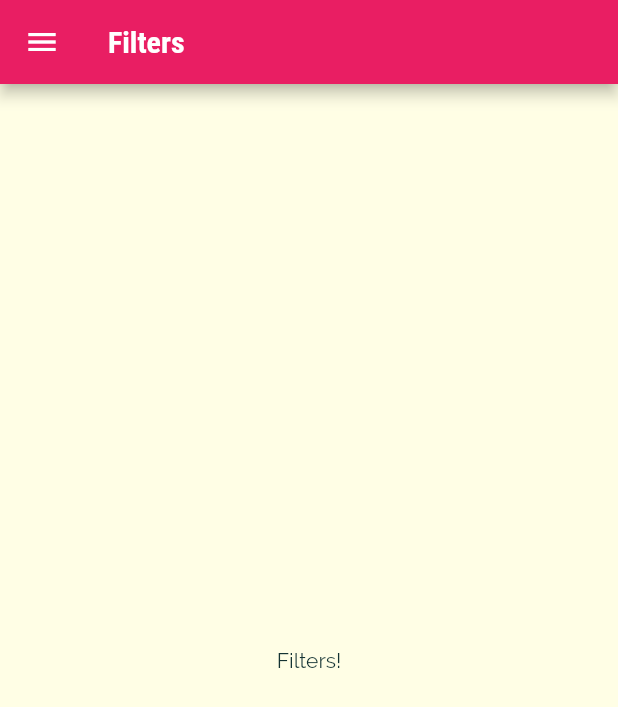
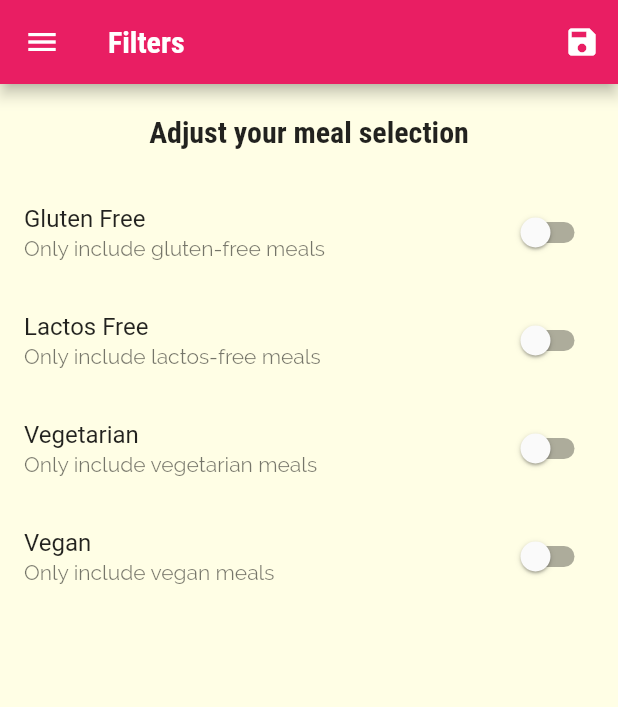
Before and after one commit to mohsin779/Meal_App_Flutter, a Flutter app: the FiltersScreen screen opened by its route, on a phone screen of 412 x 824 dp. Shown: the top 707 px of the screen. Run offline on Flutter 3.47's test engine with Material 2 defaults, Android fonts, the phone set to English and light mode, and no system bars; statements that could not run were skipped.

Commit message:
created switches to filter different meals

```diff
--- a/lib/main.dart
+++ b/lib/main.dart
@@ -1,13 +1,53 @@
 import 'package:flutter/material.dart';
+import 'package:meal_app_flutter/dummy_data.dart';
+
 import './screens/filters_screen.dart';
 import './screens/tabs_screen.dart';
 import './screens/meal_detail_screen.dart';
 import './screens/category_meals_screen.dart';
 import './screens/categories_screen.dart';
+import './dummy_data.dart';
+import './models/meal.dart';
 
 void main() => runApp(MyApp());
 
-class MyApp extends StatelessWidget {
+class MyApp extends StatefulWidget {
+  @override
+  State<MyApp> createState() => _MyAppState();
+}
+
+class _MyAppState extends State<MyApp> {
+  Map<String, bool> _filters = {
+    'gluten': false,
+    'lactos': false,
+    'vegan': false,
+    'vegetarian': false,
+  };
+
+  List<Meal> _availableMeals = DUMMY_MEALS;
+
+  void _setFilters(Map<String, bool> filterData) {
+    setState(() {
+      _filters = filterData;
+
+      _availableMeals = DUMMY_MEALS.where((meal) {
+        if (_filters['gluten'] && !meal.isGlutenFree) {
+          return false;
+        }
+        if (_filters['lactos'] && !meal.isLactoseFree) {
+          return false;
+        }
+        if (_filters['vegan'] && !meal.isVegan) {
+          return false;
+        }
+        if (_filters['vegetarian'] && !meal.isVegetarian) {
+          return false;
+        }
+        return true;
+      }).toList();
+    });
+  }
+
   @override
   Widget build(BuildContext context) {
     return MaterialApp(
@@ -32,9 +72,11 @@ class MyApp extends StatelessWidget {
         routes: {
           '/': (ctx) => TabsScreen(),
           // '/category-meals': (ctx) => CategoryMealsScreen(),
-          CategoryMealsScreen.routeName: (ctx) => CategoryMealsScreen(),
+          CategoryMealsScreen.routeName: (ctx) =>
+              CategoryMealsScreen(_availableMeals),
           MealDetailScreen.routeName: (ctx) => MealDetailScreen(),
-          FiltersScreen.routeName: (ctx) => FiltersScreen(),
+          FiltersScreen.routeName: (ctx) =>
+              FiltersScreen(_filters, _setFilters),
         },
         // onGenerateRoute: (settings) {
         //   print(settings.arguments);
--- a/lib/screens/category_meals_screen.dart
+++ b/lib/screens/category_meals_screen.dart
@@ -3,11 +3,13 @@ import 'package:flutter/src/widgets/container.dart';
 import 'package:flutter/src/widgets/framework.dart';
 import 'package:flutter/material.dart';
 import '../widgets/meal_item.dart';
-import '../dummy_data.dart';
 import '../models/meal.dart';
 
 class CategoryMealsScreen extends StatefulWidget {
   static const routeName = '/category-mealas';
+
+  final List<Meal> availableMeals;
+  CategoryMealsScreen(this.availableMeals);
 
   @override
   State<CategoryMealsScreen> createState() => _CategoryMealsScreenState();
@@ -32,7 +34,7 @@ class _CategoryMealsScreenState extends State<CategoryMealsScreen> {
           ModalRoute.of(context).settings.arguments as Map<String, String>;
       categoryTitle = routeArgs['title'];
       final categoryId = routeArgs['id'];
-      displayedMeals = DUMMY_MEALS.where((meal) {
+      displayedMeals = widget.availableMeals.where((meal) {
         return meal.categories.contains(categoryId);
       }).toList();
       _loadedInitData = true;
--- a/lib/screens/filters_screen.dart
+++ b/lib/screens/filters_screen.dart
@@ -5,17 +5,130 @@ import 'package:flutter/src/widgets/framework.dart';
 import 'package:flutter/material.dart';
 import '../widgets/main_drawer.dart';
 
-class FiltersScreen extends StatelessWidget {
+class FiltersScreen extends StatefulWidget {
   static const routeName = '/filters';
+  final Function saveFilters;
+  final Map<String, bool> currentFilters;
+
+  FiltersScreen(this.currentFilters, this.saveFilters);
+
+  @override
+  State<FiltersScreen> createState() => _FiltersScreenState();
+}
+
+class _FiltersScreenState extends State<FiltersScreen> {
+  bool _glutenFree = false;
+  bool _vegetarian = false;
+  bool _vegan = false;
+  bool _lactoseFree = false;
+
+  @override
+  void initState() {
+    _glutenFree = widget.currentFilters['gluten'];
+    _vegetarian = widget.currentFilters['vegetarian'];
+    _vegan = widget.currentFilters['vegan'];
+    _lactoseFree = widget.currentFilters['lactos'];
+    super.initState();
+  }
+
+  Widget _buildSwitchListTile(
+    String title,
+    String description,
+    bool currentValue,
+    Function updateValue,
+  ) {
+    return SwitchListTile(
+      value: currentValue,
+      title: Text(title),
+      subtitle: Text(description),
+      onChanged: updateValue,
+    );
+  }
+
   @override
   Widget build(BuildContext context) {
     return Scaffold(
       appBar: AppBar(
         title: Text("Filters"),
+        actions: <Widget>[
+          IconButton(
+              onPressed: () {
+                final selectedFilters = {
+                  'gluten': _glutenFree,
+                  'lactos': _lactoseFree,
+                  'vegan': _vegan,
+                  'vegetarian': _vegetarian,
+                };
+                widget.saveFilters(selectedFilters);
+              },
+              icon: Icon(Icons.save))
+        ],
       ),
       drawer: MainDrawer(),
-      body: Center(
-        child: Text("Filters!"),
+      body: Column(
+        children: <Widget>[
+          Container(
+            padding: EdgeInsets.all(20),
+            child: Text(
+              'Adjust your meal selection',
+              style: Theme.of(context).textTheme.headline6,
+            ),
+          ),
+          Expanded(
+            child: ListView(
+              children: <Widget>[
+                _buildSwitchListTile(
+                  "Gluten Free",
+                  'Only include gluten-free meals',
+                  _glutenFree,
+                  (newValue) {
+                    setState(
+                      () {
+                        _glutenFree = newValue;
+                      },
+                    );
+                  },
+                ),
+                _buildSwitchListTile(
+                  "Lactos Free",
+                  'Only include lactos-free meals',
+                  _lactoseFree,
+                  (newValue) {
+                    setState(
+                      () {
+                        _lactoseFree = newValue;
+                      },
+                    );
+                  },
+                ),
+                _buildSwitchListTile(
+                  "Vegetarian",
+                  'Only include vegetarian meals',
+                  _vegetarian,
+                  (newValue) {
+                    setState(
+                      () {
+                        _vegetarian = newValue;
+                      },
+                    );
+                  },
+                ),
+                _buildSwitchListTile(
+                  "Vegan",
+                  'Only include vegan meals',
+                  _vegan,
+                  (newValue) {
+                    setState(
+                      () {
+                        _vegan = newValue;
+                      },
+                    );
+                  },
+                ),
+              ],
+            ),
+          )
+        ],
       ),
     );
   }
```
